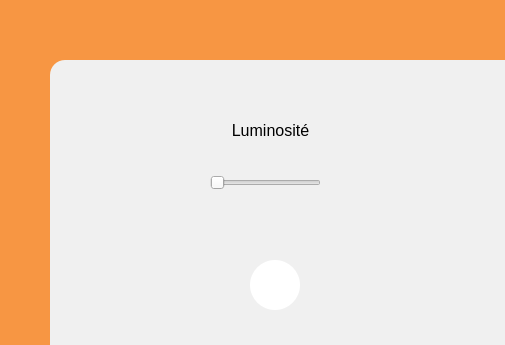
First picture: the form in RaspberryPi/GUI/form.ui, repository Nico-GYW/cocktail_machine, before the edit; both pictures show x 0 to 505 and y 0 to 345 of the 799 by 480 pixel window.
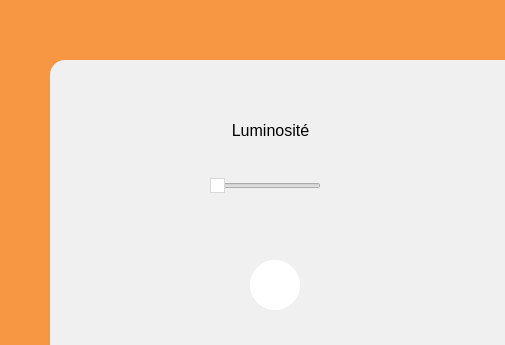
Second picture: the form after the edit. Icons and pictures are not drawn. Custom widgets are drawn as their Qt base class.

The edit to the form file:
```diff
--- a/RaspberryPi/GUI/form.ui
+++ b/RaspberryPi/GUI/form.ui
@@ -2980,21 +2980,22 @@
            <x>160</x>
            <y>110</y>
            <width>111</width>
-           <height>25</height>
+           <height>31</height>
           </rect>
          </property>
          <property name="styleSheet">
           <string notr="true">QSlider::handle:horizontal {
     background-color: white;
-    background-image: url('ressources/generic/engrenage_orange.png');
+	border: 1px solid #D8D8D8; /* Couleur de bordure, ajustez selon besoin */
+	border-radius: 15px; /* Rend le bouton rond */
 }
 
 QSlider::handle:vertical {
     background: #5c5c5c; /* Couleur de fond du bouton */
-    border: 1px solid #5c5c5c; /* Couleur de bordure, ajustez selon besoin */
+    
     height: 30px; /* Hauteur du bouton pour slider vertical */
     margin: 0 -10px; /* Extension au-delà du groove, ajustez selon besoin */
-    border-radius: 15px; /* Rend le bouton rond */
+
 }
 </string>
          </property>
```
